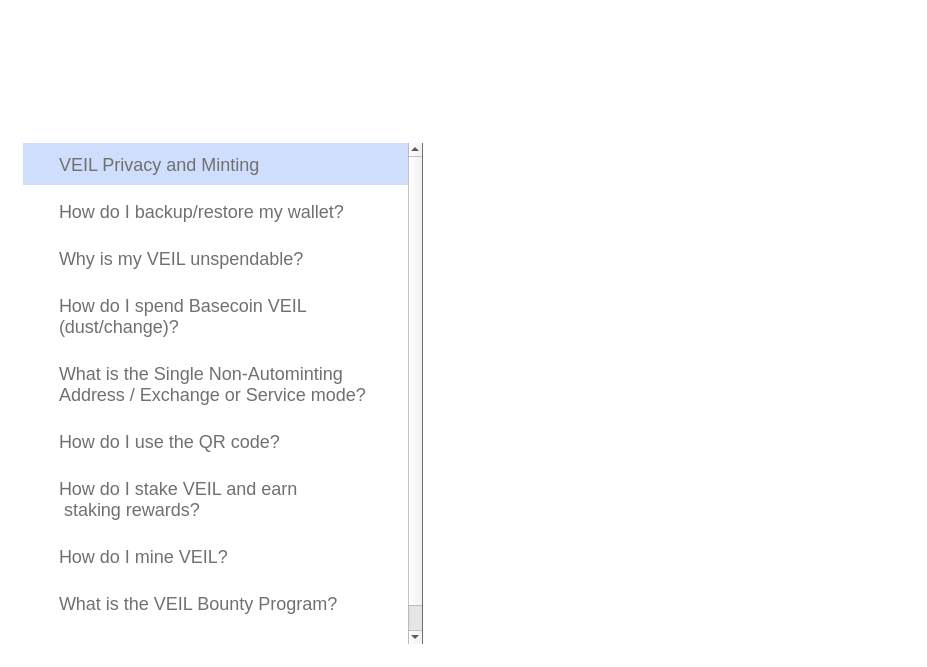
First picture: the form in src/qt/veil/forms/settingsfaq.ui, repository Veil-Project/veil, before the edit.
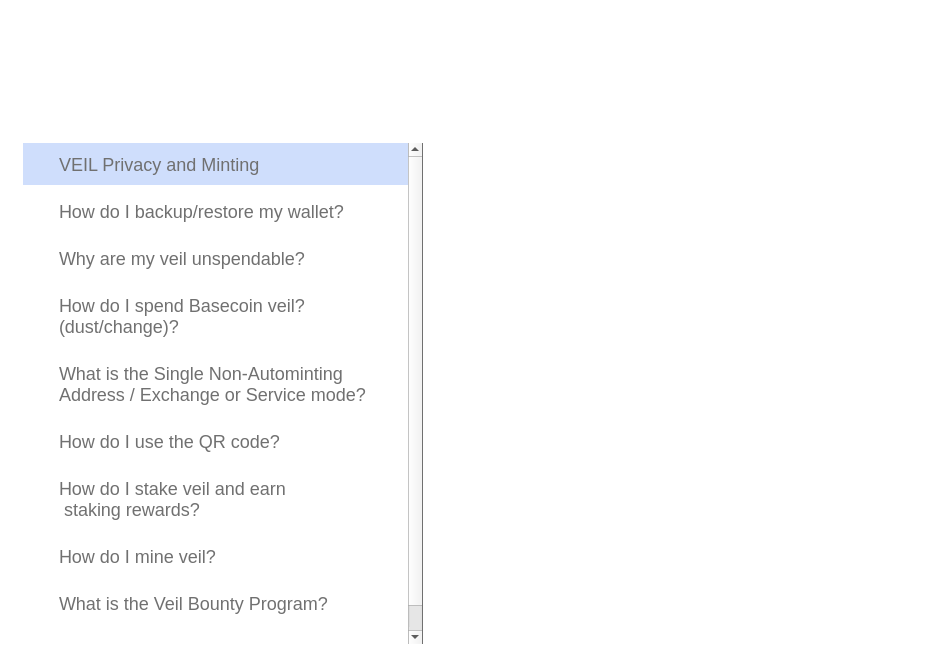
Second picture: the form after the edit. Icons and pictures are not drawn.

What changed in the file:
```diff
--- a/src/qt/veil/forms/settingsfaq.ui
+++ b/src/qt/veil/forms/settingsfaq.ui
@@ -537,7 +537,7 @@
 }</string>
                   </property>
                   <property name="text">
-                   <string>Why is my VEIL unspendable?</string>
+                   <string>Why are my veil unspendable?</string>
                   </property>
                  </widget>
                 </item>
@@ -588,7 +588,7 @@
 }</string>
                   </property>
                   <property name="text">
-                   <string>How do I spend Basecoin VEIL 
+                   <string>How do I spend Basecoin veil? 
 (dust/change)?</string>
                   </property>
                  </widget>
@@ -743,7 +743,7 @@
 }</string>
                   </property>
                   <property name="text">
-                   <string>How do I stake VEIL and earn
+                   <string>How do I stake veil and earn
  staking rewards?</string>
                   </property>
                  </widget>
@@ -795,7 +795,7 @@
 }</string>
                   </property>
                   <property name="text">
-                   <string>How do I mine VEIL?</string>
+                   <string>How do I mine veil?</string>
                   </property>
                  </widget>
                 </item>
@@ -846,7 +846,7 @@
 }</string>
                   </property>
                   <property name="text">
-                   <string>What is the VEIL Bounty Program?</string>
+                   <string>What is the Veil Bounty Program?</string>
                   </property>
                  </widget>
                 </item>
```
Left out of the diff: 2 changed lines with no effect on the pictures.
